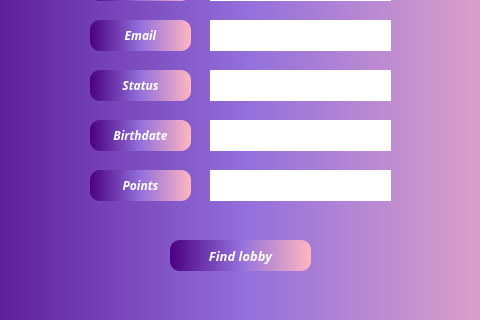
This is ProjectC++/GraphicInterface/ProfileInterface.ui in andreeamacsim/ProjectModernCpp as Qt 5 draws it before an edit; both pictures show x 100 to 580 and y 117 to 437 of the 698 by 437 pixel window. The edited form follows.
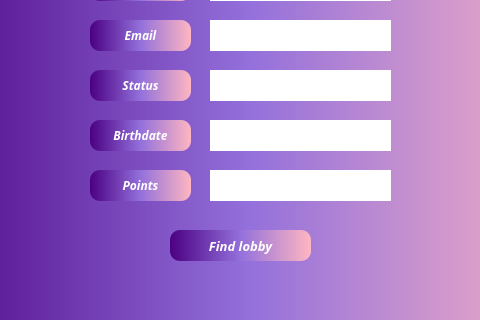
This is the edited form.

Commit message: I created the Lobby interface and I left all the buttons to lead to it

What changed in the file:
```diff
--- a/ProjectC++/GraphicInterface/ProfileInterface.ui
+++ b/ProjectC++/GraphicInterface/ProfileInterface.ui
@@ -260,7 +260,7 @@
     <property name="geometry">
      <rect>
       <x>270</x>
-      <y>340</y>
+      <y>330</y>
       <width>141</width>
       <height>31</height>
      </rect>
```
The commit also changes 7 other files.
